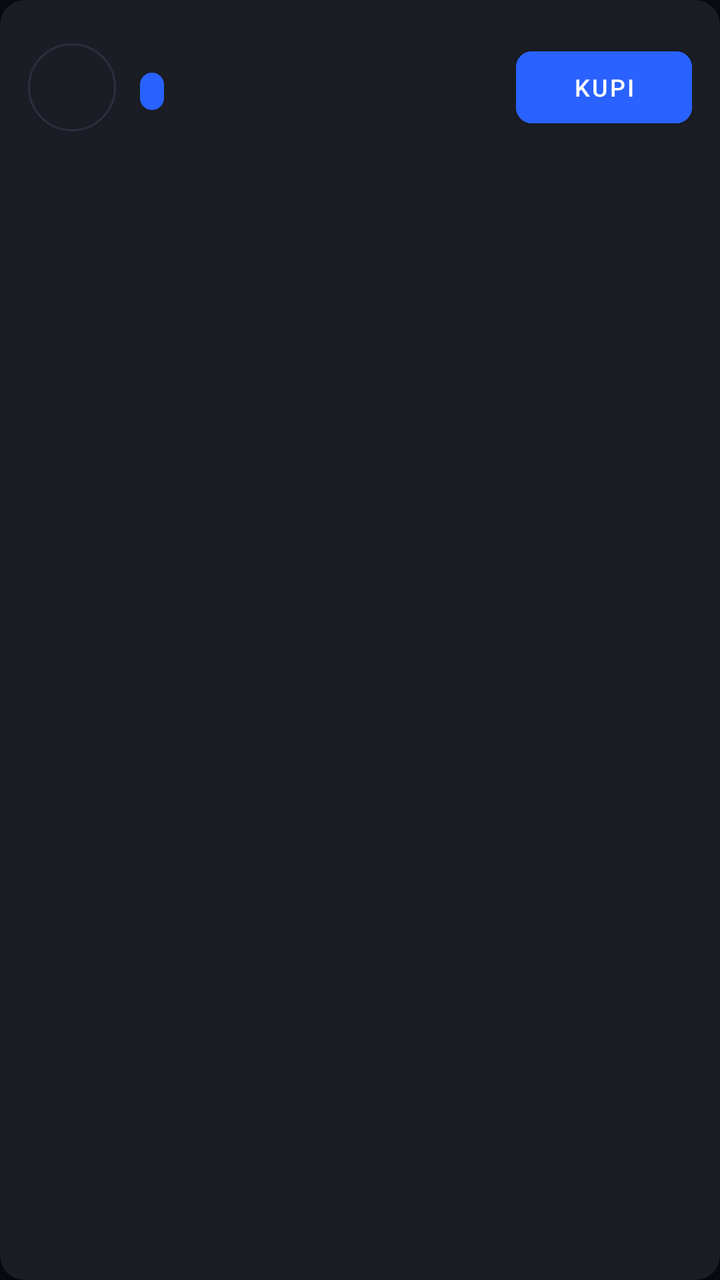
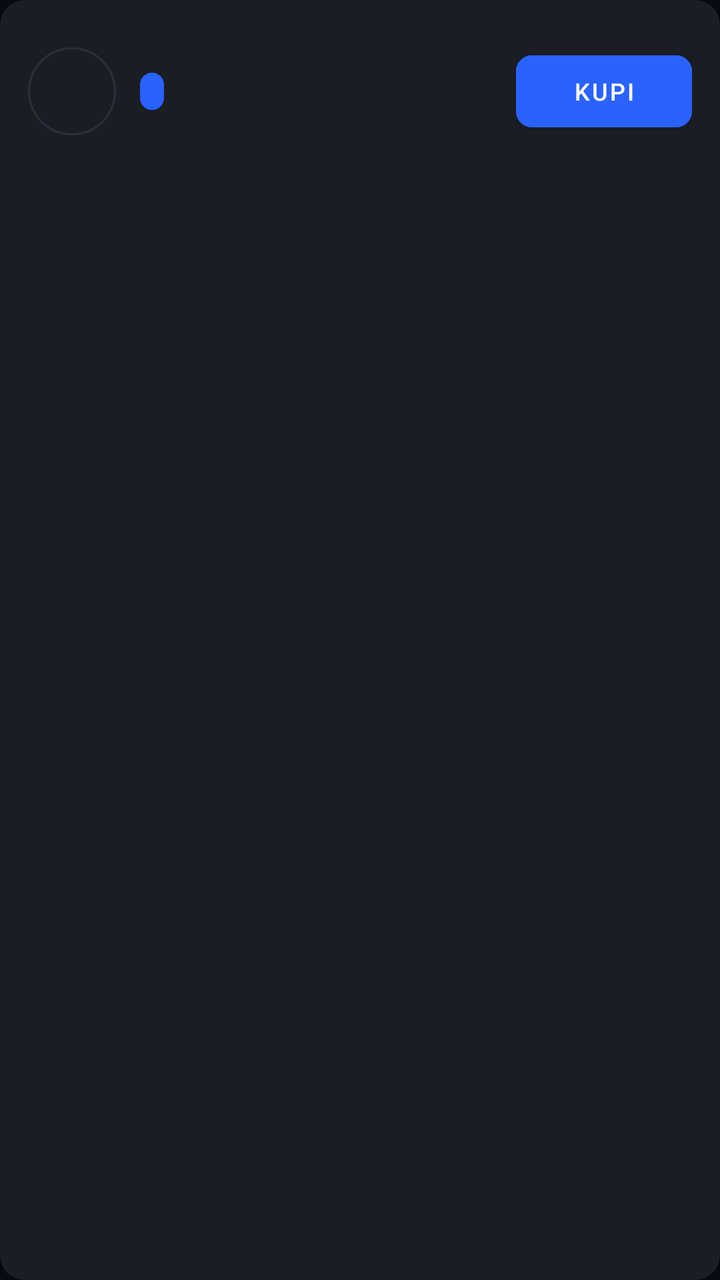

Screens rendered from an Android XML layout before and after an edit, with the pre-edit source and the edit as a unified diff.
<!-- AndroidManifest.xml: application theme Theme.FootMash -->
<!-- res/layout/item_market_player.xml -->
<?xml version="1.0" encoding="utf-8"?>
<com.google.android.material.card.MaterialCardView
    xmlns:android="http://schemas.android.com/apk/res/android"
    xmlns:app="http://schemas.android.com/apk/res-auto"
    android:layout_width="match_parent"
    android:layout_height="wrap_content"
    android:layout_marginHorizontal="16dp"
    android:layout_marginBottom="8dp"
    app:cardBackgroundColor="@color/surface"
    app:cardCornerRadius="12dp"
    app:cardElevation="2dp">

    <LinearLayout
        android:layout_width="match_parent"
        android:layout_height="wrap_content"
        android:orientation="horizontal"
        android:padding="14dp"
        android:gravity="center_vertical">

        <TextView
            android:id="@+id/textOverall"
            android:layout_width="44dp"
            android:layout_height="44dp"
            android:gravity="center"
            android:textColor="@color/text_primary"
            android:textSize="18sp"
            android:textStyle="bold"
            android:background="@drawable/bg_icon_circle" />

        <LinearLayout
            android:layout_width="0dp"
            android:layout_height="wrap_content"
            android:layout_weight="1"
            android:orientation="vertical"
            android:paddingStart="12dp">

            <TextView
                android:id="@+id/textPlayerName"
                android:layout_width="wrap_content"
                android:layout_height="wrap_content"
                android:textColor="@color/text_primary"
                android:textSize="15sp"
                android:textStyle="bold"
                android:maxLines="1"
                android:ellipsize="end" />

            <LinearLayout
                android:layout_width="wrap_content"
                android:layout_height="wrap_content"
                android:orientation="horizontal"
                android:layout_marginTop="2dp">

                <TextView
                    android:id="@+id/textPosition"
                    android:layout_width="wrap_content"
                    android:layout_height="wrap_content"
                    android:textColor="@color/text_on_primary"
                    android:textSize="11sp"
                    android:textStyle="bold"
                    android:paddingHorizontal="6dp"
                    android:paddingVertical="2dp"
                    android:background="@drawable/bg_pill_selected" />

                <TextView
                    android:id="@+id/textTeamName"
                    android:layout_width="wrap_content"
                    android:layout_height="wrap_content"
                    android:textColor="@color/text_secondary"
                    android:textSize="12sp"
                    android:paddingStart="8dp"
                    android:maxLines="1"
                    android:ellipsize="end" />

            </LinearLayout>

            <TextView
                android:id="@+id/textMarketValue"
                android:layout_width="wrap_content"
                android:layout_height="wrap_content"
                android:textColor="@color/success"
                android:textSize="12sp"
                android:layout_marginTop="2dp" />

        </LinearLayout>

        <com.google.android.material.button.MaterialButton
            android:id="@+id/btnBuy"
            android:layout_width="wrap_content"
            android:layout_height="wrap_content"
            android:text="Kupi"
            android:textSize="12sp"
            android:paddingHorizontal="14dp"
            app:cornerRadius="8dp"
            android:backgroundTint="@color/accent_blue"
            android:textColor="@color/text_on_primary" />

    </LinearLayout>

</com.google.android.material.card.MaterialCardView>
<!-- resources referenced by this layout -->
<resources>
  <color name="accent_blue">#2962FF</color>
  <color name="success">#34C759</color>
  <color name="surface">#1A1D24</color>
  <color name="text_on_primary">#FFFFFF</color>
  <color name="text_primary">#FFFFFF</color>
  <color name="text_secondary">#8E95A5</color>
  <!-- drawable bg_icon_circle (drawable) -->
  <?xml version="1.0" encoding="utf-8"?>
  <shape xmlns:android="http://schemas.android.com/apk/res/android" android:shape="rectangle">
      <solid android:color="@color/surface"/>
      <corners android:radius="32dp"/>
      <stroke android:width="1dp" android:color="@color/divider" />
  </shape>
  <!-- drawable bg_pill_selected (drawable) -->
  <?xml version="1.0" encoding="utf-8"?>
  <shape xmlns:android="http://schemas.android.com/apk/res/android" android:shape="rectangle">
      <solid android:color="@color/accent_blue"/>
      <corners android:radius="24dp"/>
  </shape>
  <color name="divider">#2A2F3D</color>
  <color name="primary">#080A12</color>
  <color name="primary_dark">#05070D</color>
  <color name="background">#080A12</color>
  <style name="TextAppearance.FootMash.Headline1" parent="TextAppearance.MaterialComponents.Headline1">
          <item name="android:fontFamily">sans-serif</item>
          <item name="android:textColor">@color/text_primary</item>
      </style>
  <style name="TextAppearance.FootMash.Headline2" parent="TextAppearance.MaterialComponents.Headline2">
          <item name="android:fontFamily">sans-serif-medium</item>
          <item name="android:textColor">@color/text_primary</item>
      </style>
  <style name="TextAppearance.FootMash.Headline3" parent="TextAppearance.MaterialComponents.Headline3">
          <item name="android:fontFamily">sans-serif-medium</item>
          <item name="android:textColor">@color/text_primary</item>
      </style>
  <style name="TextAppearance.FootMash.Headline4" parent="TextAppearance.MaterialComponents.Headline4">
          <item name="android:fontFamily">sans-serif-bold</item>
          <item name="android:textStyle">bold</item>
          <item name="android:textColor">@color/text_primary</item>
      </style>
  <style name="TextAppearance.FootMash.Headline5" parent="TextAppearance.MaterialComponents.Headline5">
          <item name="android:fontFamily">sans-serif-bold</item>
          <item name="android:textStyle">bold</item>
          <item name="android:textColor">@color/text_primary</item>
          <item name="android:textSize">24sp</item>
      </style>
  <style name="TextAppearance.FootMash.Headline6" parent="TextAppearance.MaterialComponents.Headline6">
          <item name="android:fontFamily">sans-serif-bold</item>
          <item name="android:textStyle">bold</item>
          <item name="android:textColor">@color/text_primary</item>
          <item name="android:textSize">20sp</item>
      </style>
  <style name="TextAppearance.FootMash.Subtitle1" parent="TextAppearance.MaterialComponents.Subtitle1">
          <item name="android:fontFamily">sans-serif-medium</item>
          <item name="android:textColor">@color/text_primary</item>
          <item name="android:textSize">16sp</item>
      </style>
  <style name="TextAppearance.FootMash.Subtitle2" parent="TextAppearance.MaterialComponents.Subtitle2">
          <item name="android:fontFamily">sans-serif-medium</item>
          <item name="android:textColor">@color/text_secondary</item>
          <item name="android:textSize">14sp</item>
      </style>
  <style name="TextAppearance.FootMash.Body1" parent="TextAppearance.MaterialComponents.Body1">
          <item name="android:fontFamily">sans-serif</item>
          <item name="android:textColor">@color/text_primary</item>
          <item name="android:textSize">16sp</item>
      </style>
  <style name="TextAppearance.FootMash.Body2" parent="TextAppearance.MaterialComponents.Body2">
          <item name="android:fontFamily">sans-serif</item>
          <item name="android:textColor">@color/text_secondary</item>
          <item name="android:textSize">14sp</item>
      </style>
  <!-- unchanged entries left out for length: 1 -->
</resources>

<!-- the commit's change to res/layout/item_market_player.xml (unified diff, before → after) -->
@@ -81,6 +81,13 @@
                 android:textSize="12sp"
                 android:layout_marginTop="2dp" />
 
+            <LinearLayout
+                android:id="@+id/traitChips"
+                android:layout_width="wrap_content"
+                android:layout_height="wrap_content"
+                android:orientation="horizontal"
+                android:layout_marginTop="4dp" />
+
         </LinearLayout>
 
         <com.google.android.material.button.MaterialButton
